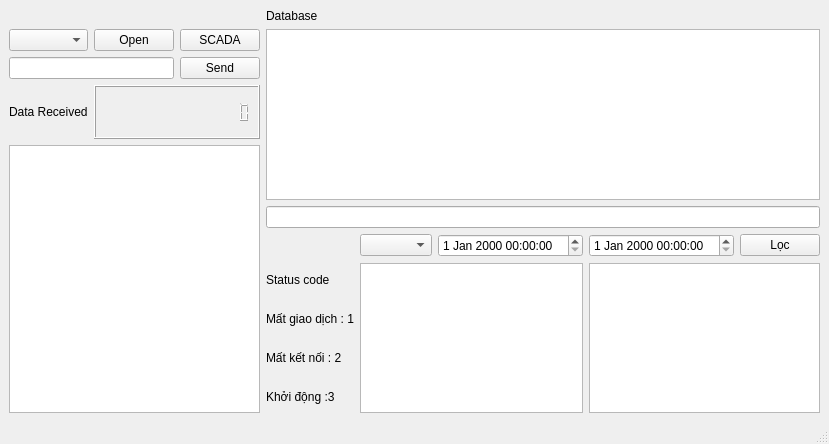
Above: mainwindow.ui from mrblam/uart_log_qt before the change. Below: the same form after it.
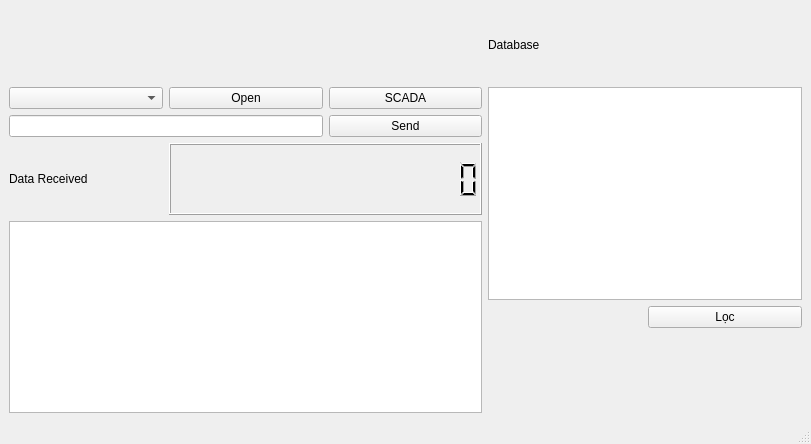
That is the form after the change.

Patch:
```diff
--- a/mainwindow.ui
+++ b/mainwindow.ui
@@ -15,6 +15,9 @@
   </property>
   <widget class="QWidget" name="centralwidget">
    <layout class="QGridLayout" name="gridLayout">
+    <item row="4" column="0" rowspan="3" colspan="3">
+     <widget class="QListWidget" name="listMessage"/>
+    </item>
     <item row="0" column="3">
      <widget class="QLabel" name="labelDatabase">
       <property name="text">
@@ -25,12 +28,8 @@
     <item row="1" column="0">
      <widget class="QComboBox" name="portList"/>
     </item>
-    <item row="1" column="1">
-     <widget class="QPushButton" name="pushOpen">
-      <property name="text">
-       <string>Open</string>
-      </property>
-     </widget>
+    <item row="1" column="3" rowspan="4" colspan="2">
+     <widget class="QTableView" name="tableViewDb"/>
     </item>
     <item row="1" column="2">
      <widget class="QPushButton" name="btnScada">
@@ -39,26 +38,6 @@
       </property>
      </widget>
     </item>
-    <item row="1" column="3" rowspan="4" colspan="6">
-     <widget class="QTableView" name="tableViewDb"/>
-    </item>
-    <item row="2" column="0" colspan="2">
-     <widget class="QLineEdit" name="lnMessage"/>
-    </item>
-    <item row="2" column="2">
-     <widget class="QPushButton" name="btnSend">
-      <property name="text">
-       <string>Send</string>
-      </property>
-     </widget>
-    </item>
-    <item row="3" column="0">
-     <widget class="QLabel" name="labelReceivedData">
-      <property name="text">
-       <string>Data Received</string>
-      </property>
-     </widget>
-    </item>
     <item row="3" column="1" colspan="2">
      <widget class="QLCDNumber" name="msgCounter">
       <property name="font">
@@ -77,62 +56,37 @@
       </property>
      </widget>
     </item>
-    <item row="4" column="0" rowspan="7" colspan="3">
-     <widget class="QListWidget" name="listMessage"/>
+    <item row="2" column="2">
+     <widget class="QPushButton" name="btnSend">
+      <property name="text">
+       <string>Send</string>
+      </property>
+     </widget>
     </item>
-    <item row="6" column="6">
-     <widget class="QDateTimeEdit" name="dateTimeBegin"/>
+    <item row="1" column="1">
+     <widget class="QPushButton" name="pushOpen">
+      <property name="text">
+       <string>Open</string>
+      </property>
+     </widget>
     </item>
-    <item row="6" column="7">
-     <widget class="QDateTimeEdit" name="dateTimeFinish"/>
+    <item row="2" column="0" colspan="2">
+     <widget class="QLineEdit" name="lnMessage"/>
     </item>
-    <item row="6" column="8">
+    <item row="3" column="0">
+     <widget class="QLabel" name="labelReceivedData">
+      <property name="text">
+       <string>Data Received</string>
+      </property>
+     </widget>
+    </item>
+    <item row="5" column="4">
      <widget class="QPushButton" name="pushQuery">
       <property name="text">
        <string>Lọc</string>
       </property>
      </widget>
     </item>
-    <item row="7" column="3" colspan="2">
-     <widget class="QLabel" name="label_4">
-      <property name="text">
-       <string>Status code</string>
-      </property>
-     </widget>
-    </item>
-    <item row="7" column="5" rowspan="4" colspan="2">
-     <widget class="QTableView" name="tableViewfilter"/>
-    </item>
-    <item row="7" column="7" rowspan="4" colspan="2">
-     <widget class="QTableView" name="tableViewNewest"/>
-    </item>
-    <item row="8" column="3" colspan="2">
-     <widget class="QLabel" name="label">
-      <property name="text">
-       <string>Mất giao dịch : 1</string>
-      </property>
-     </widget>
-    </item>
-    <item row="9" column="3" colspan="2">
-     <widget class="QLabel" name="label_2">
-      <property name="text">
-       <string>Mất kết nối : 2</string>
-      </property>
-     </widget>
-    </item>
-    <item row="10" column="3" colspan="2">
-     <widget class="QLabel" name="label_3">
-      <property name="text">
-       <string>Khởi động :3</string>
-      </property>
-     </widget>
-    </item>
-    <item row="6" column="5">
-     <widget class="QComboBox" name="nozzleID"/>
-    </item>
-    <item row="5" column="3" colspan="6">
-     <widget class="QLineEdit" name="cmdSQL"/>
-    </item>
    </layout>
   </widget>
   <widget class="QMenuBar" name="menubar">
```
